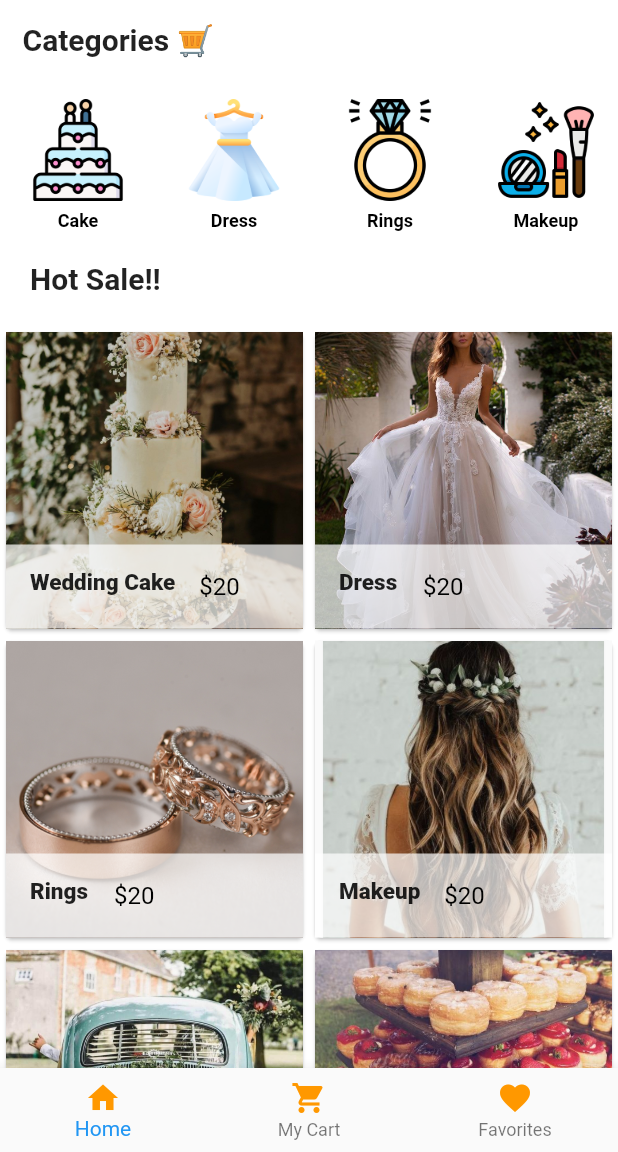
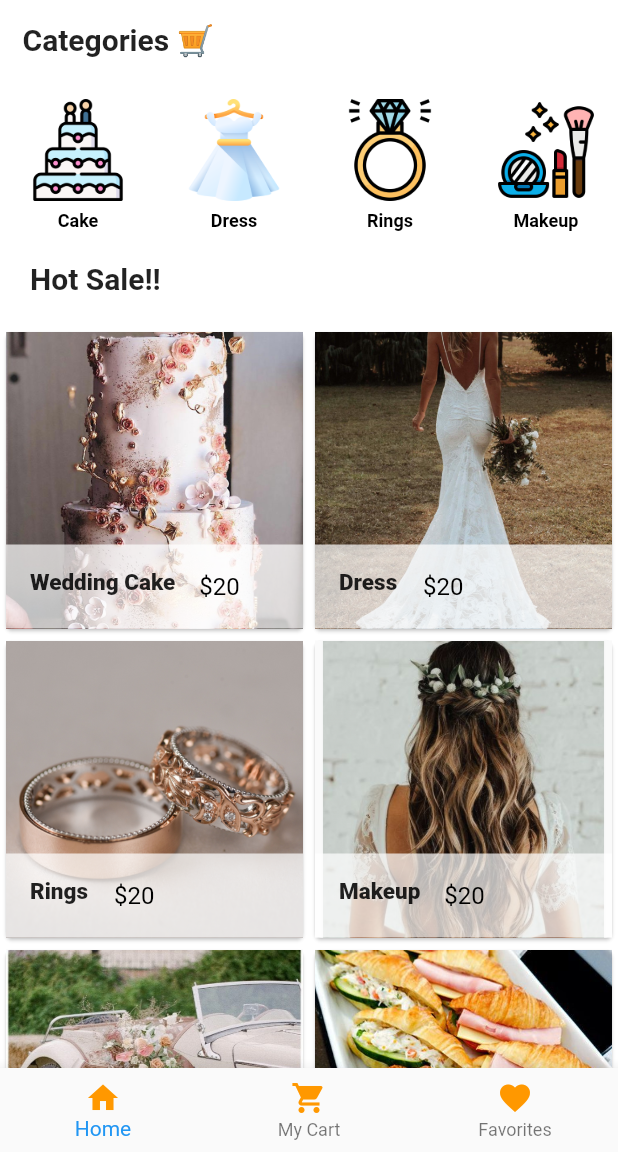
Before and after one commit to alu-rwa-prog-1/mini-project-1-LavinaKathambi, a Flutter app: the screen it shows after launch, on a phone screen of 412 x 824 dp, the part 84-1236 px from its top. Run offline on Flutter 3.47's test engine with Material 2 defaults, Android fonts, the phone set to English and light mode, and no system bars.

Commit message:
Second commit

```diff
--- a/lib/main.dart
+++ b/lib/main.dart
@@ -31,7 +31,6 @@ class _HomePageState extends State<HomePage> {
           style: TextStyle(
               fontWeight: FontWeight.bold, fontSize: 30, color: Colors.black),
         ),
-
         // adding my icons to my appbar
         actions: [
           // search icon
--- a/lib/subfolder/products.dart
+++ b/lib/subfolder/products.dart
@@ -11,12 +11,12 @@ class _ProductsState extends State<Products> {
     // List of Products
     {
       "name": "Wedding Cake",
-      "picture": "pics/images/cake1.jpg",
+      "picture": "pics/images/cake2.png",
       "price": 20,
     },
     {
       "name": "Dress",
-      "picture": "pics/images/dress3.jpg",
+      "picture": "pics/images/dress4.jpg",
       "price": 20,
     },
     {
@@ -31,12 +31,12 @@ class _ProductsState extends State<Products> {
     },
     {
       "name": "Car",
-      "picture": "pics/images/car.jpg",
+      "picture": "pics/images/car1.jpg",
       "price": 20,
     },
     {
       "name": "Catering",
-      "picture": "pics/images/food.jpg",
+      "picture": "pics/images/food1.jpg",
       "price": 20,
     },
     {
```
